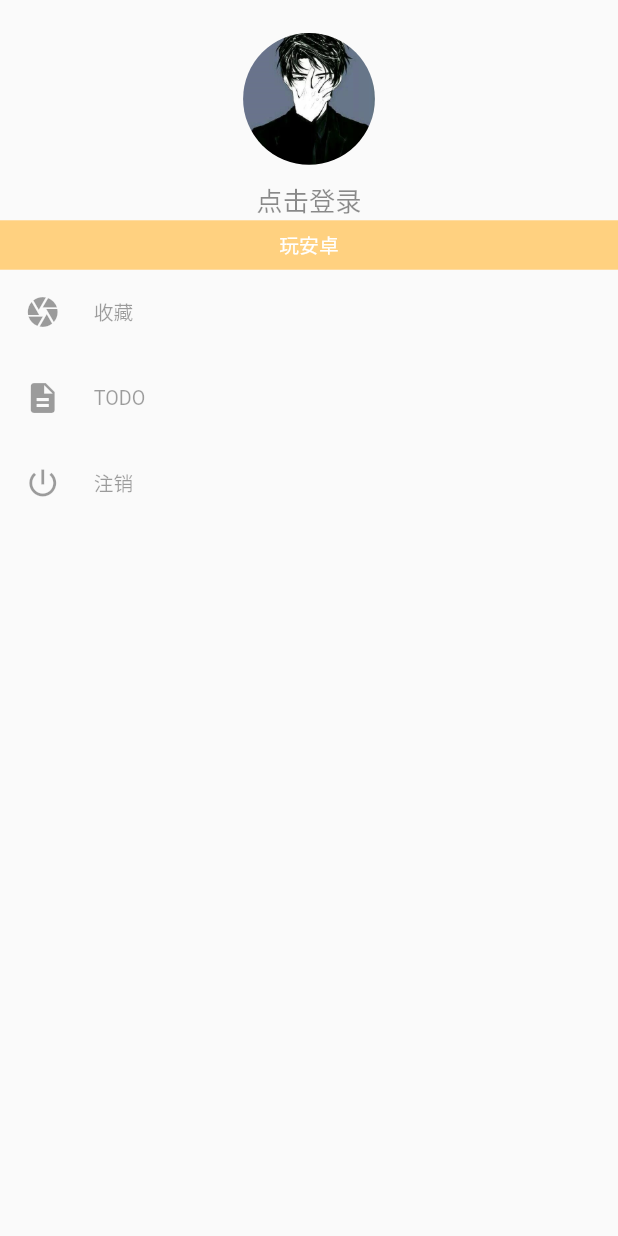
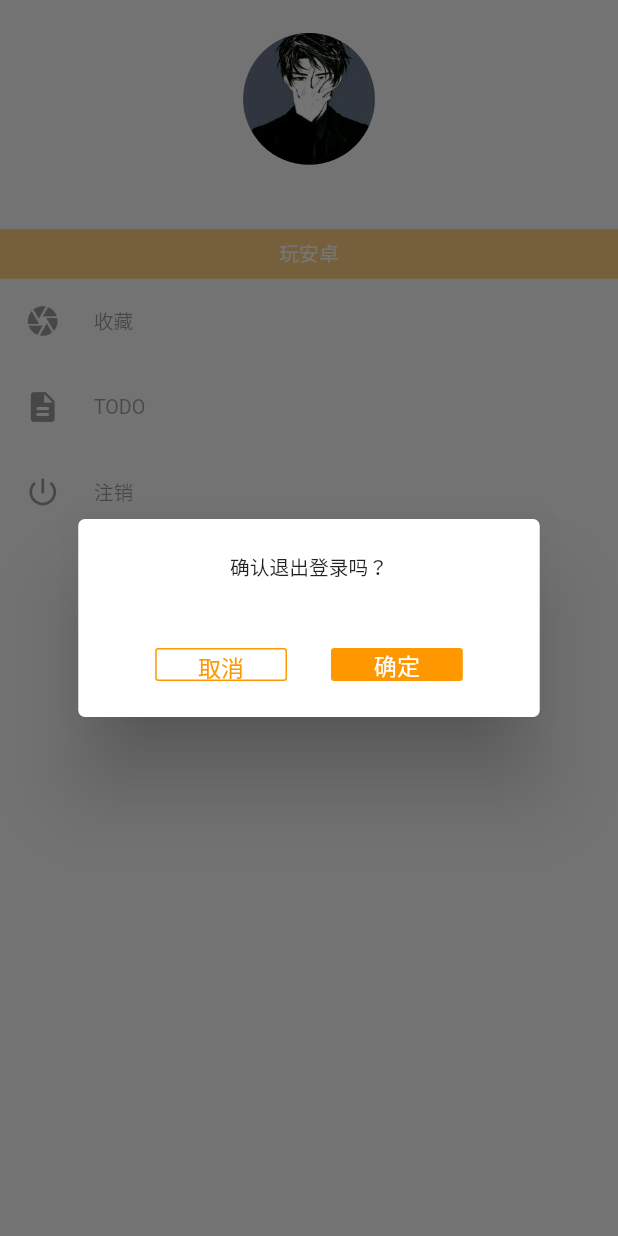
Before and after one commit to xingyao1015/flutter_wananzhuo_test, a Flutter app: the LeftDrawer widget shown alone on an empty page, opened directly, after a tap on "注销", on a phone screen of 412 x 824 dp. Run offline on Flutter 3.47's test engine with Material 2 defaults, Android fonts, the phone set to English and light mode, and no system bars; our stand-ins replace dio, flutter_easyrefresh, flutter_screenutil, flutter_swiper, rxdart, shared_preferences and 1 more; accounts and stored records are empty; network calls fail; statements that could not run were skipped.

Commit message:
登录界面UI以及逻辑代码编写，侧边栏逻辑编写

```diff
--- a/lib/common/net/user_api.dart
+++ b/lib/common/net/user_api.dart
@@ -3,6 +3,7 @@ import 'package:dio/dio.dart';
 import 'dio_manager.dart';
 
 class UserApi {
+
   static Future login(String userName, String password) async {
     try {
       var data = {'username': userName, 'password': password};
--- a/lib/common/utils/sputil.dart
+++ b/lib/common/utils/sputil.dart
@@ -1,11 +1,9 @@
 import 'package:shared_preferences/shared_preferences.dart';
 
 class SpUtil {
-
   static const KEY_TOKEN = "KEY_TOKEN";
-
-
-
+  static const KEY_USERNAME = "KEY_USERNAME";
+  static const KEY_ISLOGIN = "KEY_ISLOGIN";
 
   static add(key, value) async {
     final SharedPreferences preferences = await SharedPreferences.getInstance();
@@ -22,12 +20,37 @@ class SpUtil {
     }
   }
 
-  static remove(key) async {
+  static Future remove(key) async {
     final SharedPreferences preferences = await SharedPreferences.getInstance();
     preferences.remove(key);
   }
 
-  static get(key) async {
+  static Future<String> getString(key) async {
+    final SharedPreferences preferences = await SharedPreferences.getInstance();
+    return preferences.getString(key);
+  }
+
+  static Future<bool> getBool(key) async {
+    final SharedPreferences preferences = await SharedPreferences.getInstance();
+    return preferences.getBool(key) ?? false;
+  }
+
+  static Future<double> getDouble(key) async {
+    final SharedPreferences preferences = await SharedPreferences.getInstance();
+    return preferences.getDouble(key);
+  }
+
+  static Future<int> getInt(key) async {
+    final SharedPreferences preferences = await SharedPreferences.getInstance();
+    return preferences.getInt(key);
+  }
+
+  static Future<List<String>> getStringList(key) async {
+    final SharedPreferences preferences = await SharedPreferences.getInstance();
+    return preferences.getStringList(key);
+  }
+
+  static Future get(key) async {
     final SharedPreferences preferences = await SharedPreferences.getInstance();
     return preferences.get(key);
   }
--- a/lib/page/index_page.dart
+++ b/lib/page/index_page.dart
@@ -1,5 +1,6 @@
 import 'package:flutter/material.dart';
 import 'package:flutter_screenutil/flutter_screenutil.dart';
+import 'package:flutter_wanandroid_test/common/utils/sputil.dart';
 import 'package:flutter_wanandroid_test/resources/resources.dart';
 
 import 'home/home_page.dart';
@@ -8,6 +9,8 @@ import 'project/project_page.dart';
 import 'system/system_page.dart';
 
 import 'package:flutter_wanandroid_test/common/event/eventbus.dart';
+import 'package:flutter_wanandroid_test/common/net/user_api.dart';
+import 'package:flutter_wanandroid_test/common/utils/navigatorUtils.dart';
 
 class IndexPage extends StatefulWidget {
   @override
@@ -82,10 +85,22 @@ class _LeftDrawerState extends State<LeftDrawer> {
 
   @override
   void initState() {
+    SpUtil.getBool(SpUtil.KEY_ISLOGIN).then((isT) {
+      setState(() {
+        isLogin = isT;
+      });
+      if (isT) {
+        SpUtil.get(SpUtil.KEY_USERNAME).then((data) {
+          setState(() {
+            username = data;
+          });
+        });
+      }
+    });
     bus.on(Event.LOGIN, (arg) {
       setState(() {
         isLogin = true;
-        username = arg.username;
+        username = arg['data']['nickname'];
       });
     });
     bus.on(Event.LOGOUT, (arg) {
@@ -123,7 +138,7 @@ class _LeftDrawerState extends State<LeftDrawer> {
             ),
             InkWell(
               child: Container(
-                margin: EdgeInsets.only(top: dp(10)),
+                padding: EdgeInsets.only(top: dp(10), bottom: dp(10)),
                 child: Text(
                   username,
                   style: TextStyle(color: Colors.black45, fontSize: sp(16)),
@@ -183,11 +198,94 @@ class _LeftDrawerState extends State<LeftDrawer> {
           print("TODO");
           break;
         case '注销':
-          print('注销');
+          _showLogoutDialog();
           break;
       }
     } else {
+      NavigatorUtils.toLogin(context);
       print("登录");
     }
   }
+
+  void _showLogoutDialog() {
+    showDialog(
+        context: context,
+        builder: (context) {
+          return Dialog(
+            backgroundColor: Colors.transparent,
+            child: Container(
+              width: dp(280),
+              height: dp(120),
+              padding: EdgeInsets.all(dp(20)),
+              child: Column(
+                children: <Widget>[
+                  Text(
+                    "确认退出登录吗？",
+                    style: TextStyle(fontSize: sp(12), color: Colors.black87),
+                  ),
+                  Container(
+                    margin: EdgeInsets.only(top: dp(40)),
+                    child: Flex(
+                      direction: Axis.horizontal,
+                      children: <Widget>[
+                        Expanded(child: Container()),
+                        InkWell(
+                          onTap: () {
+                            Navigator.pop(context);
+                          },
+                          child: Container(
+                              width: dp(80),
+                              height: dp(20),
+                              alignment: Alignment.center,
+                              decoration: BoxDecoration(
+                                  borderRadius:
+                                      BorderRadius.all(Radius.circular(dp(2))),
+                                  color: Colors.white,
+                                  shape: BoxShape.rectangle,
+                                  border: Border.all(
+                                      color: Colors.orange, width: 1)),
+                              child: Text(
+                                "取消",
+                                style: TextStyle(
+                                    color: Colors.orange, fontSize: sp(14)),
+                              )),
+                        ),
+                        Expanded(child: Container()),
+                        InkWell(
+                          onTap: () {
+                            UserApi.logout().then((data) {
+                              Navigator.pop(context);
+                              SpUtil.remove(SpUtil.KEY_ISLOGIN);
+                              bus.emit(Event.LOGOUT, false);
+                            });
+                          },
+                          child: Container(
+                              width: dp(80),
+                              height: dp(20),
+                              alignment: Alignment.center,
+                              decoration: BoxDecoration(
+                                borderRadius:
+                                    BorderRadius.all(Radius.circular(dp(2))),
+                                color: Colors.orange,
+                                shape: BoxShape.rectangle,
+                              ),
+                              child: Text(
+                                "确定",
+                                style: TextStyle(
+                                    color: Colors.white, fontSize: sp(14)),
+                              )),
+                        ),
+                        Expanded(child: Container()),
+                      ],
+                    ),
+                  )
+                ],
+              ),
+              decoration: BoxDecoration(
+                  color: Colors.white,
+                  borderRadius: BorderRadius.all(Radius.circular(dp(4)))),
+            ),
+          );
+        });
+  }
 }
--- a/pubspec.yaml
+++ b/pubspec.yaml
@@ -60,6 +60,7 @@ flutter:
 
   assets:
     - image/protrait.png
+    - image/logo.png
 
   # To add assets to your application, add an assets section, like this:
   # assets:
```
Also changed, not shown: lib/common/utils/navigatorUtils.dart (+10 -5 lines), lib/page/user/login_page.dart (added, +190 -0 lines), image/logo.png (added).
